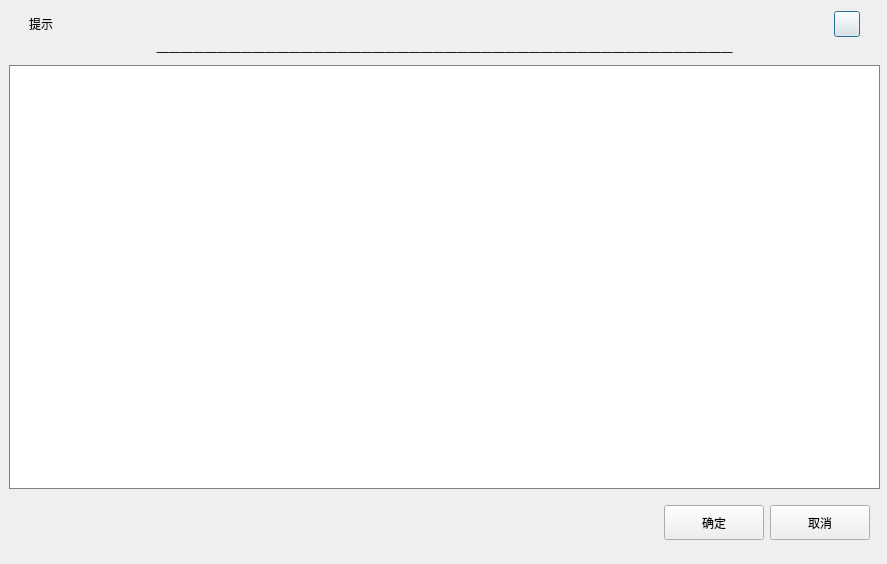
kevinkingmin/72FA, file HumablotPro/ui/main/subDialog/AlarmDialog.ui: the form before one commit.
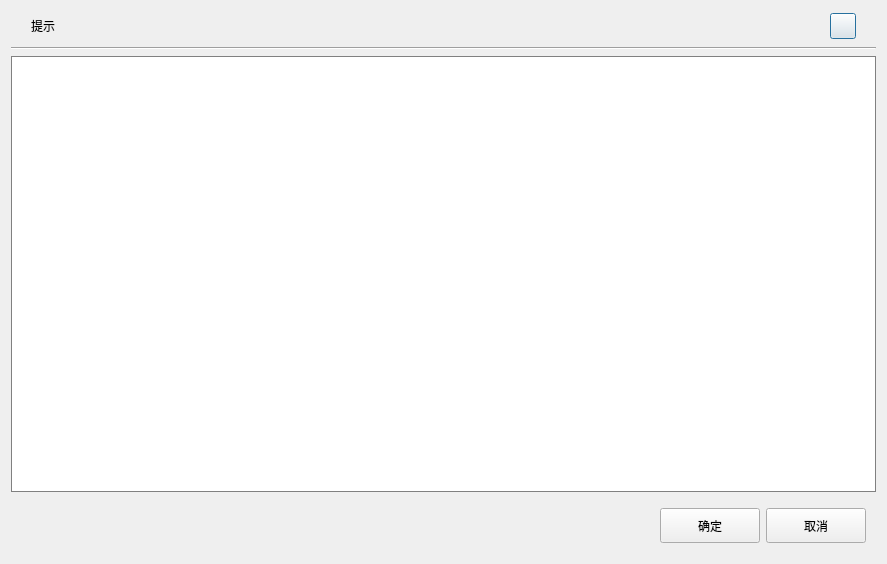
The form after the commit.

Patch:
```diff
--- a/HumablotPro/ui/main/subDialog/AlarmDialog.ui
+++ b/HumablotPro/ui/main/subDialog/AlarmDialog.ui
@@ -19,15 +19,8 @@
   <property name="dialogStyle" stdset="0">
    <string>BGStyle</string>
   </property>
-  <widget class="QWidget" name="">
-   <property name="geometry">
-    <rect>
-     <x>9</x>
-     <y>9</y>
-     <width>871</width>
-     <height>541</height>
-    </rect>
-   </property>
+  <layout class="QVBoxLayout" name="verticalLayout_2">
+   <item>
    <layout class="QVBoxLayout" name="verticalLayout">
     <item>
      <widget class="QWidget" name="widgetTop" native="true">
@@ -118,12 +111,9 @@
      </widget>
     </item>
     <item>
-     <widget class="QLabel" name="label">
-      <property name="text">
-       <string>————————————————————————————————————————————————</string>
-      </property>
-      <property name="alignment">
-       <set>Qt::AlignCenter</set>
+      <widget class="Line" name="line">
+       <property name="orientation">
+        <enum>Qt::Horizontal</enum>
       </property>
      </widget>
     </item>
@@ -215,7 +205,8 @@
      </layout>
     </item>
    </layout>
-  </widget>
+   </item>
+  </layout>
  </widget>
  <tabstops>
   <tabstop>btnSave</tabstop>
```
Lines whose indentation alone changed are shown as unchanged.
